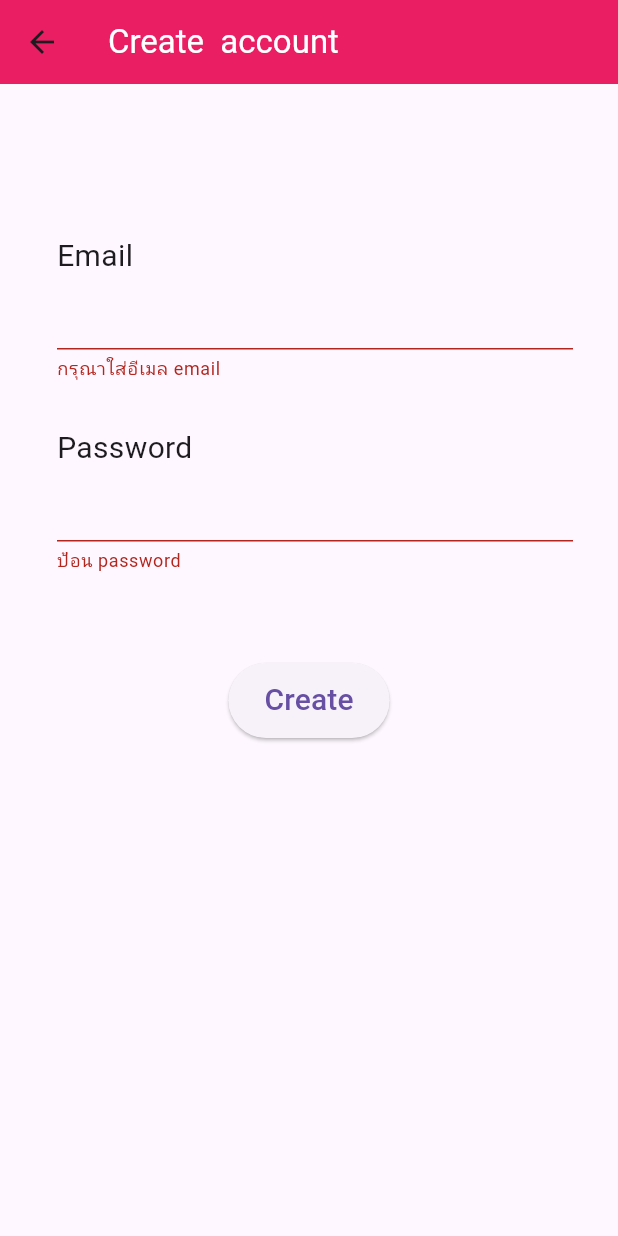
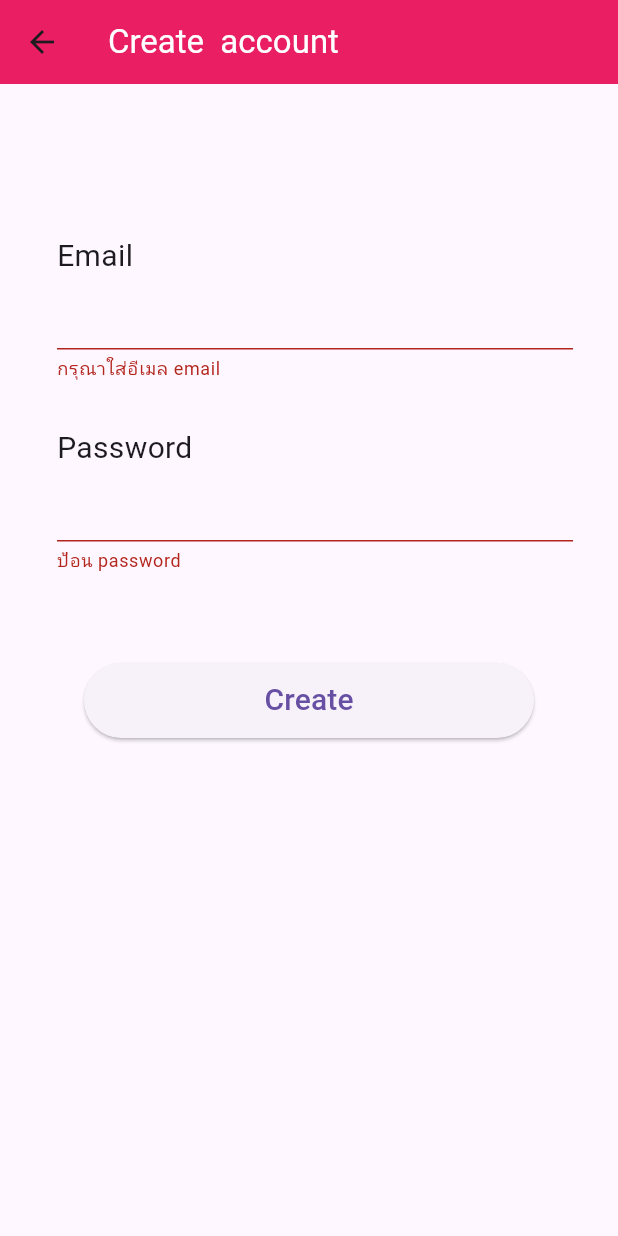
Before and after one commit to golfsomphot/flutterApp, a Flutter app: the RegisterScreen screen opened directly, after a tap on "Create", on a phone screen of 412 x 824 dp. Run offline on Flutter 3.47's test engine with Material 3 defaults, Android fonts, the phone set to English and light mode, and no system bars; our stand-ins replace firebase_auth, firebase_core, fluttertoast, font_awesome_flutter, form_field_validator; accounts and stored records are empty.

```diff
--- a/lib/main.dart
+++ b/lib/main.dart
@@ -1,9 +1,12 @@
+import 'package:firebase_core/firebase_core.dart';
 import 'package:flutter/material.dart';
+import 'package:myapp/firebase_options.dart';
 import 'package:myapp/screen/login.dart';
 import 'package:myapp/screen/tabbar.dart';
 
-void main() {
+Future<void> main() async {
   runApp(MainApp());
+  // await
 }
 
 class MainApp extends StatelessWidget {
--- a/lib/screen/register.dart
+++ b/lib/screen/register.dart
@@ -1,8 +1,11 @@
+import 'package:firebase_auth/firebase_auth.dart';
+import 'package:firebase_core/firebase_core.dart';
 import 'package:flutter/material.dart';
 import 'package:flutter/widgets.dart';
 import 'package:myapp/models/profile.dart';
 import 'package:myapp/screen/login.dart';
 import 'package:form_field_validator/form_field_validator.dart';
+import 'package:fluttertoast/fluttertoast.dart';
 
 class RegisterScreen extends StatefulWidget {
   const RegisterScreen({super.key});
@@ -14,10 +17,23 @@ class RegisterScreen extends StatefulWidget {
 class _RegisterScreenState extends State<RegisterScreen> {
   //  ตัวแปลเช็ค ฟอร์ม
   final formkey = GlobalKey<FormState>();
-
+  final Future<FirebaseApp> firebase = Firebase.initializeApp();
   Profile profile = Profile(email: '', password: '');
   @override
   Widget build(BuildContext context) {
+    return FutureBuilder(
+        future: firebase,
+        builder: (context, snapshot) {
+          if (snapshot.hasError) {
+            return Scaffold(
+                appBar: AppBar(
+                  title: Text('error'),
+                ),
+                body: Center(
+                  child: Text("${snapshot.error}"),
+                ));
+          }
+          if (snapshot.connectionState == ConnectionState.done) {
             return Scaffold(
               appBar: AppBar(
                 backgroundColor: Colors.pink,
@@ -54,7 +70,8 @@ class _RegisterScreenState extends State<RegisterScreen> {
                               child: TextFormField(
                                 validator: MultiValidator([
                                   EmailValidator(errorText: 'email ไม่ถูกต้อง'),
-                          RequiredValidator(errorText: 'กรุณาใส่อีเมล email')
+                                  RequiredValidator(
+                                      errorText: 'กรุณาใส่อีเมล email')
                                 ]),
                                 keyboardType: TextInputType.emailAddress,
                                 onSaved: (mail) => {profile.email = mail!},
@@ -80,9 +97,10 @@ class _RegisterScreenState extends State<RegisterScreen> {
                                 enableSuggestions: false,
                                 autocorrect: false,
                                 keyboardType: TextInputType.number,
-                        validator:
-                            RequiredValidator(errorText: 'ป้อน password'),
-                        onSaved: (password) => {profile.password = password!},
+                                validator: RequiredValidator(
+                                    errorText: 'ป้อน password'),
+                                onSaved: (password) =>
+                                    {profile.password = password!},
                               ),
                             ),
                             const SizedBox(
@@ -92,25 +110,45 @@ class _RegisterScreenState extends State<RegisterScreen> {
                               padding: const EdgeInsets.only(top: 30),
                               child: SizedBox(
                                 height: 50,
+                                width: 300,
                                 child: ElevatedButton(
                                   child: const Text(
                                     'Create',
                                     style: TextStyle(fontSize: 20),
                                   ),
-                          onPressed: () {
+                                  onPressed: () async {
                                     //  varidate form
                                     if (formkey.currentState!.validate()) {
                                       formkey.currentState?.save();
-                              // print('profile = ${profile.email}');
-                              // print('profile = ${profile.password}');
-                              // clear ค่าใน form field
-                              formkey.currentState?.reset();
-
+                                      try {
+                                        await FirebaseAuth.instance
+                                            .createUserWithEmailAndPassword(
+                                                email: profile.email,
+                                                password: profile.password);
+                                        Fluttertoast.showToast(
+                                            msg: "สร้างบัญชีเรียบร้อย",
+                                            gravity: ToastGravity.CENTER);
                                         Navigator.pop(
                                           context,
                                           MaterialPageRoute(
-                                    builder: (context) => LoginScreen()),
+                                              builder: (context) =>
+                                                  LoginScreen()),
                                         );
+                                        // clear ค่าใน form field
+                                        formkey.currentState?.reset();
+                                      } on FirebaseAuthException catch (e) {
+                                        // print("Error crea ${e.code} ${e.message}");
+                                        Fluttertoast.showToast(
+                                            msg: e.message!,
+                                            gravity: ToastGravity.CENTER);
+                                      }
+
+                                      // Navigator.pop(
+                                      //   context,
+                                      //   MaterialPageRoute(
+                                      //       builder: (context) =>
+                                      //           LoginScreen()),
+                                      // );
                                     }
                                     // เรียก ใช้งาน on save
                                   },
@@ -124,4 +162,11 @@ class _RegisterScreenState extends State<RegisterScreen> {
               ),
             );
           }
+          return Scaffold(
+            body: Center(
+              child: CircularProgressIndicator(),
+            ),
+          );
+        });
   }
+}
--- a/pubspec.yaml
+++ b/pubspec.yaml
@@ -47,7 +47,10 @@ dependencies:
   in_app_update: ^4.2.2
   http: ^0.13.6
   flutter_login: ^4.2.1
-
+  firebase_core: ^2.24.2
+  firebase_auth: ^4.14.1
+  oauth2: ^2.0.2
+  fluttertoast: ^8.2.8
 
 dev_dependencies:
   flutter_test:
@@ -61,6 +64,7 @@ dev_dependencies:
   flutter_lints: ^2.0.0
   flutter_launcher_icons: "^0.13.1"
   form_field_validator: ^1.1.0
+
 
 flutter_icons:
   ios: true
```
Also changed, not shown: firebase.json (added), lib/firebase_options.dart (added), pubspec.lock, 16 other files. Lines whose indentation alone changed are shown as unchanged.
